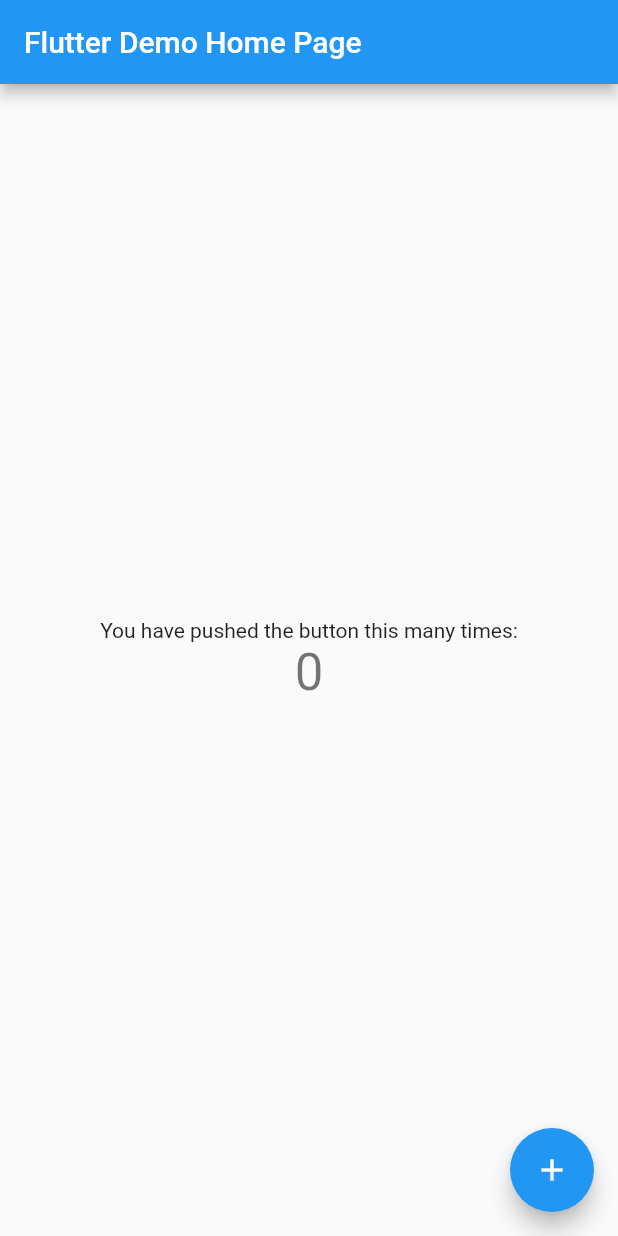
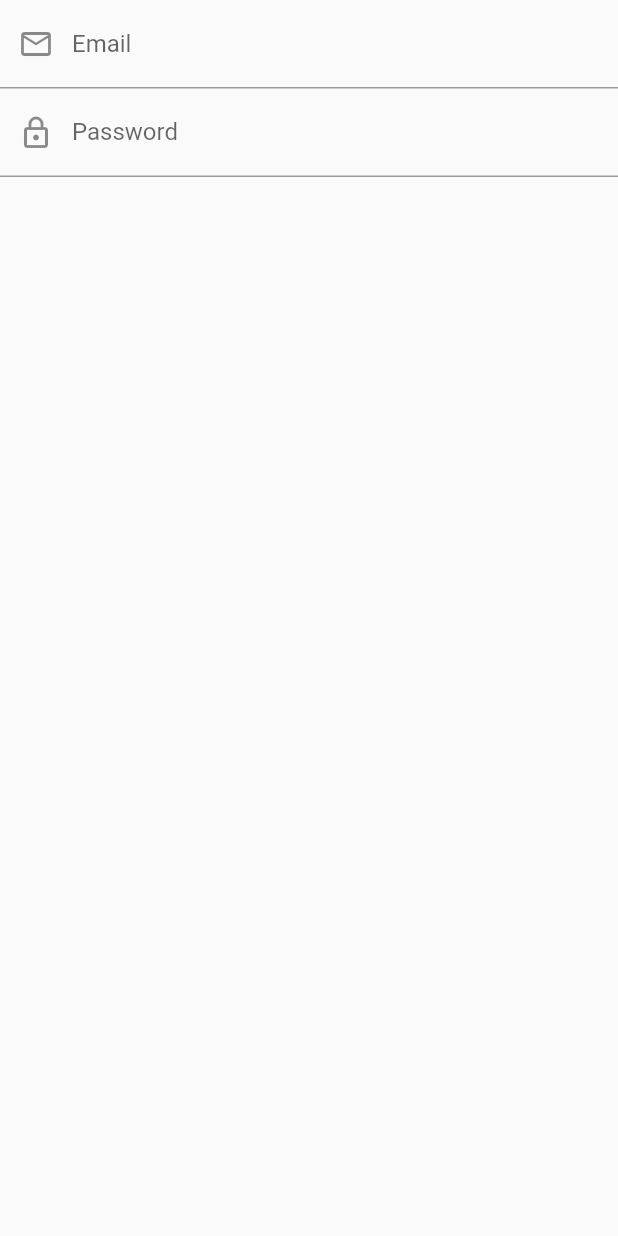
Before and after one commit to ChegeBryan/sperm_donation, a Flutter app: the screen it shows after launch, on a phone screen of 412 x 824 dp. Run offline on Flutter 3.47's test engine with Material 2 defaults, Android fonts, the light colour scheme and no system bars.

Commit message:
Add login form

```diff
--- a/lib/main.dart
+++ b/lib/main.dart
@@ -1,4 +1,5 @@
 import 'package:flutter/material.dart';
+import 'package:sperm_donation/ui/auth/screens/auth_pages.dart';
 
 void main() {
   runApp(MyApp());
@@ -9,105 +10,11 @@
   @override
   Widget build(BuildContext context) {
     return MaterialApp(
-      title: 'Flutter Demo',
+      title: 'Sperm Donation',
       theme: ThemeData(
-        // This is the theme of your application.
-        //
-        // Try running your application with "flutter run". You'll see the
-        // application has a blue toolbar. Then, without quitting the app, try
-        // changing the primarySwatch below to Colors.green and then invoke
-        // "hot reload" (press "r" in the console where you ran "flutter run",
-        // or simply save your changes to "hot reload" in a Flutter IDE).
-        // Notice that the counter didn't reset back to zero; the application
-        // is not restarted.
         primarySwatch: Colors.blue,
       ),
-      home: MyHomePage(title: 'Flutter Demo Home Page'),
+      home: AuthPages(),
     );
   }
 }
-
-class MyHomePage extends StatefulWidget {
-  MyHomePage({Key? key, required this.title}) : super(key: key);
-
-  // This widget is the home page of your application. It is stateful, meaning
-  // that it has a State object (defined below) that contains fields that affect
-  // how it looks.
-
-  // This class is the configuration for the state. It holds the values (in this
-  // case the title) provided by the parent (in this case the App widget) and
-  // used by the build method of the State. Fields in a Widget subclass are
-  // always marked "final".
-
-  final String title;
-
-  @override
-  _MyHomePageState createState() => _MyHomePageState();
-}
-
-class _MyHomePageState extends State<MyHomePage> {
-  int _counter = 0;
-
-  void _incrementCounter() {
-    setState(() {
-      // This call to setState tells the Flutter framework that something has
-      // changed in this State, which causes it to rerun the build method below
-      // so that the display can reflect the updated values. If we changed
-      // _counter without calling setState(), then the build method would not be
-      // called again, and so nothing would appear to happen.
-      _counter++;
-    });
-  }
-
-  @override
-  Widget build(BuildContext context) {
-    // This method is rerun every time setState is called, for instance as done
-    // by the _incrementCounter method above.
-    //
-    // The Flutter framework has been optimized to make rerunning build methods
-    // fast, so that you can just rebuild anything that needs updating rather
-    // than having to individually change instances of widgets.
-    return Scaffold(
-      appBar: AppBar(
-        // Here we take the value from the MyHomePage object that was created by
-        // the App.build method, and use it to set our appbar title.
-        title: Text(widget.title),
-      ),
-      body: Center(
-        // Center is a layout widget. It takes a single child and positions it
-        // in the middle of the parent.
-        child: Column(
-          // Column is also a layout widget. It takes a list of children and
-          // arranges them vertically. By default, it sizes itself to fit its
-          // children horizontally, and tries to be as tall as its parent.
-          //
-          // Invoke "debug painting" (press "p" in the console, choose the
-          // "Toggle Debug Paint" action from the Flutter Inspector in Android
-          // Studio, or the "Toggle Debug Paint" command in Visual Studio Code)
-          // to see the wireframe for each widget.
-          //
-          // Column has various properties to control how it sizes itself and
-          // how it positions its children. Here we use mainAxisAlignment to
-          // center the children vertically; the main axis here is the vertical
-          // axis because Columns are vertical (the cross axis would be
-          // horizontal).
-          mainAxisAlignment: MainAxisAlignment.center,
-          children: <Widget>[
-            Text(
-              'You have pushed the button this many times:',
-            ),
-            Text(
-              '$_counter',
-              style: Theme.of(context).textTheme.headline4,
-            ),
-          ],
-        ),
-      ),
-      floatingActionButton: FloatingActionButton(
-        onPressed: _incrementCounter,
-        tooltip: 'Increment',
-        child: Icon(Icons.add),
-      ), // This trailing comma makes auto-formatting nicer for build methods.
-    );
-  }
-}
--- /dev/null
+++ b/lib/ui/auth/parts/login_form.dart
@@ -0,0 +1,54 @@
+import 'package:flutter/material.dart';
+import 'package:flutter/widgets.dart';
+
+class LoginForm extends StatefulWidget {
+  const LoginForm({Key? key}) : super(key: key);
+
+  @override
+  _LoginFormState createState() => _LoginFormState();
+}
+
+class _LoginFormState extends State<LoginForm> {
+  final _formKey = GlobalKey<FormState>();
+
+  final TextEditingController _email = TextEditingController();
+  final TextEditingController _password = TextEditingController();
+
+  @override
+  Widget build(BuildContext context) {
+    return Form(
+      key: _formKey,
+      child: Column(
+        children: [
+          TextFormField(
+            controller: _email,
+            decoration: InputDecoration(
+              labelText: 'Email',
+              prefixIcon: Icon(Icons.email_outlined),
+            ),
+            validator: (value) {
+              if (value!.isEmpty) {
+                return 'Please enter email.';
+              }
+              return null;
+            },
+          ),
+          TextFormField(
+            controller: _password,
+            decoration: InputDecoration(
+              labelText: 'Password',
+              prefixIcon: Icon(Icons.lock_outlined),
+            ),
+            obscureText: true,
+            validator: (value) {
+              if (value!.isEmpty) {
+                return 'Please enter password';
+              }
+              return null;
+            },
+          ),
+        ],
+      ),
+    );
+  }
+}
--- /dev/null
+++ b/lib/ui/auth/screens/auth_pages.dart
@@ -0,0 +1,18 @@
+import 'package:flutter/material.dart';
+import 'package:sperm_donation/ui/auth/screens/login.dart';
+
+class AuthPages extends StatelessWidget {
+  final _controller = PageController(
+    initialPage: 0,
+  );
+
+  @override
+  Widget build(BuildContext context) {
+    return PageView(
+      controller: _controller,
+      children: [
+        LoginScreen(),
+      ],
+    );
+  }
+}
--- /dev/null
+++ b/lib/ui/auth/screens/login.dart
@@ -0,0 +1,26 @@
+import 'package:flutter/material.dart';
+import 'package:sperm_donation/ui/auth/parts/login_form.dart';
+
+class LoginScreen extends StatefulWidget {
+  const LoginScreen({Key? key}) : super(key: key);
+
+  @override
+  _LoginScreenState createState() => _LoginScreenState();
+}
+
+class _LoginScreenState extends State<LoginScreen> {
+  @override
+  Widget build(BuildContext context) {
+    return Scaffold(
+      body: SafeArea(
+          child: SingleChildScrollView(
+        child: Column(
+          mainAxisAlignment: MainAxisAlignment.spaceEvenly,
+          children: [
+            LoginForm(),
+          ],
+        ),
+      )),
+    );
+  }
+}
```
